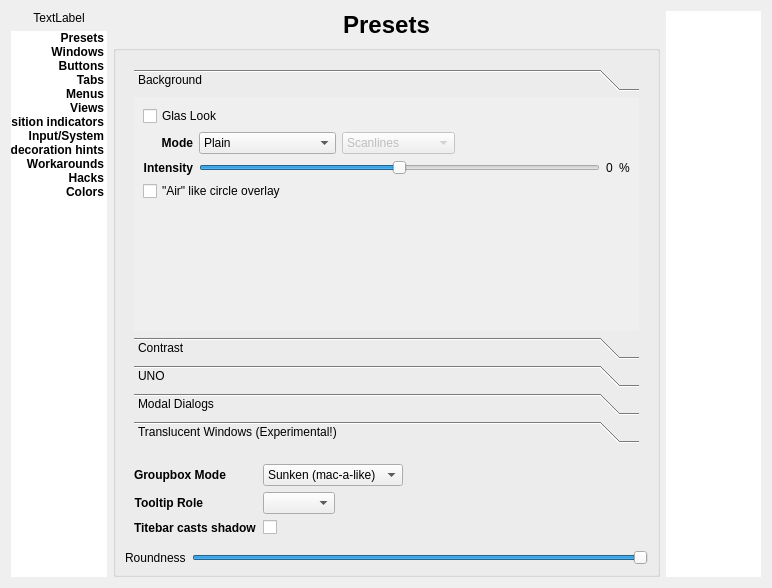
Above: config/config.ui from deiv/bespin-pkg before the change. Below: the same form after it.
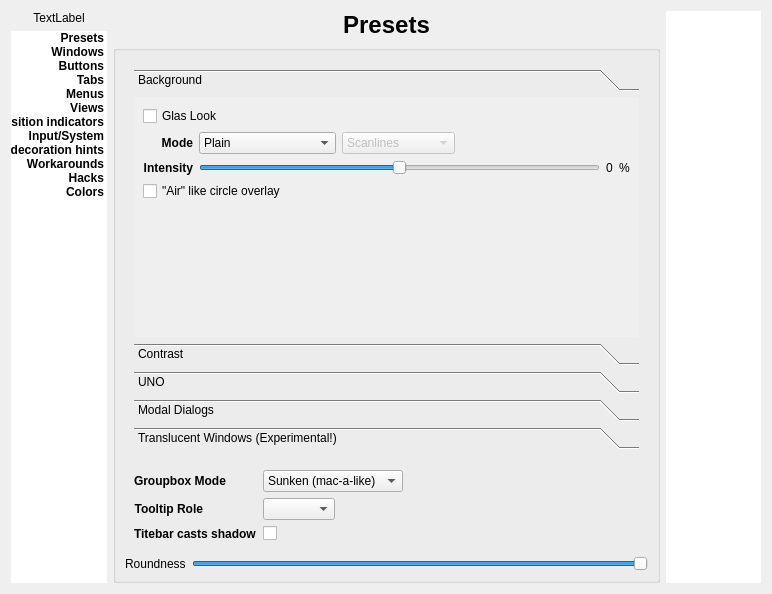
That is the form after the change.

Commit message: simple brushed gradient tile

The edit to the form file:
```diff
--- a/config/config.ui
+++ b/config/config.ui
@@ -7,7 +7,7 @@
     <x>0</x>
     <y>0</y>
     <width>772</width>
-    <height>581</height>
+    <height>594</height>
    </rect>
   </property>
   <property name="sizePolicy">
@@ -554,8 +554,8 @@
               <rect>
                <x>0</x>
                <y>0</y>
-               <width>480</width>
-               <height>266</height>
+               <width>518</width>
+               <height>265</height>
               </rect>
              </property>
              <attribute name="label">
```
Left out of the diff: 37 changed lines with no effect on the pictures. The commit also changes 1 other file.
